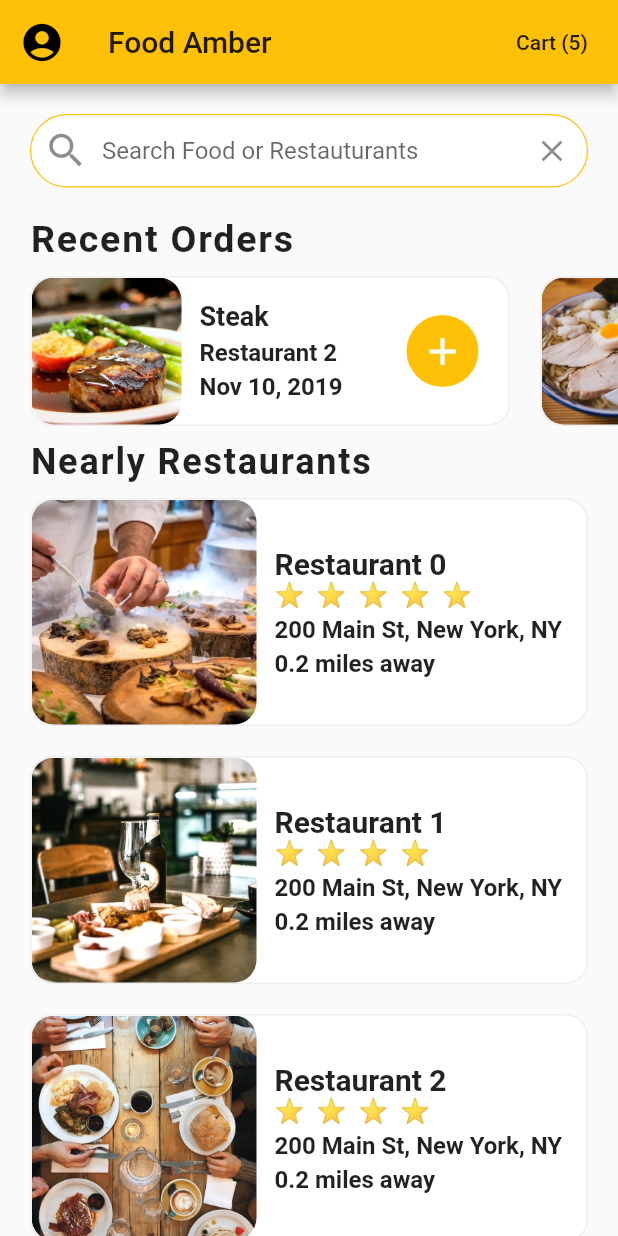
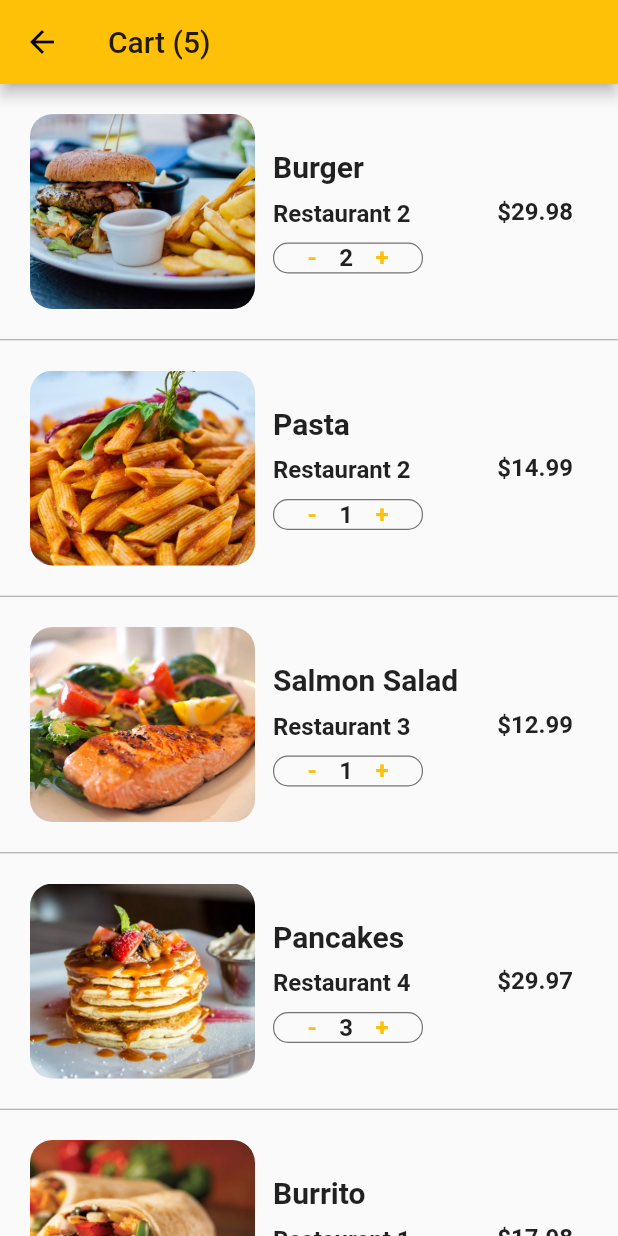
Before and after one commit to AbderrahmenBmz/Food_Delivery_UI_Flutter, a Flutter app: the screen it shows after launch, after a tap on an icon or button, on a phone screen of 412 x 824 dp. Run offline on Flutter 3.47's test engine with Material 2 defaults, Android fonts, the phone set to English and light mode, and no system bars.

Commit message:
add cart screen

```diff
--- /dev/null
+++ b/lib/screens/cart_screen.dart
@@ -0,0 +1,141 @@
+import 'package:flutter/material.dart';
+import 'package:food_delivery/data/data.dart';
+import 'package:food_delivery/models/order.dart';
+
+class CartScreen extends StatefulWidget {
+  @override
+  _CartScreenState createState() => _CartScreenState();
+}
+
+class _CartScreenState extends State<CartScreen> {
+  _buildCartItem(order) {
+    return Container(
+      padding: EdgeInsets.all(20.0),
+      height: 170.0,
+      child: Expanded(
+        child: Row(
+          children: <Widget>[
+            Container(
+              width: 150.0,
+              decoration: BoxDecoration(
+                image: DecorationImage(
+                  image: AssetImage(order.food.imageUrl),
+                  fit: BoxFit.cover,
+                ),
+                borderRadius: BorderRadius.circular(15.0),
+              ),
+            ),
+            Expanded(
+              child: Container(
+                margin: EdgeInsets.all(12.0),
+                child: Column(
+                  mainAxisAlignment: MainAxisAlignment.center,
+                  crossAxisAlignment: CrossAxisAlignment.start,
+                  children: <Widget>[
+                    Text(
+                      order.food.name,
+                      style: TextStyle(
+                        fontSize: 20.0,
+                        fontWeight: FontWeight.bold,
+                      ),
+                    ),
+                    SizedBox(height: 10.0),
+                    Text(
+                      order.restaurant.name,
+                      style: TextStyle(
+                        fontSize: 16.0,
+                        fontWeight: FontWeight.w600,
+                      ),
+                      overflow: TextOverflow.ellipsis,
+                    ),
+                    SizedBox(height: 10.0),
+                    Container(
+                      width: 100.0,
+                      decoration: BoxDecoration(
+                        borderRadius: BorderRadius.circular(10.0),
+                        border: Border.all(
+                          width: 0.8,
+                          color: Colors.black54,
+                        ),
+                      ),
+                      child: Row(
+                        mainAxisAlignment: MainAxisAlignment.center,
+                        children: <Widget>[
+                          GestureDetector(
+                            onTap: () {},
+                            child: Text(
+                              '-',
+                              style: TextStyle(
+                                color: Theme.of(context).primaryColor,
+                                fontSize: 16.0,
+                                fontWeight: FontWeight.w600,
+                              ),
+                            ),
+                          ),
+                          SizedBox(width: 15.0),
+                          Text(
+                            order.quantity.toString(),
+                            style: TextStyle(
+                              fontSize: 16.0,
+                              fontWeight: FontWeight.w600,
+                            ),
+                          ),
+                          SizedBox(width: 15.0),
+                          GestureDetector(
+                            onTap: () {},
+                            child: Text(
+                              '+',
+                              style: TextStyle(
+                                color: Theme.of(context).primaryColor,
+                                fontSize: 16.0,
+                                fontWeight: FontWeight.w600,
+                              ),
+                            ),
+                          ),
+                        ],
+                      ),
+                    )
+                  ],
+                ),
+              ),
+            ),
+            Container(
+              margin: EdgeInsets.all(10.0),
+              child: Text(
+                '\$${order.quantity * order.food.price}',
+                style: TextStyle(
+                  fontSize: 16.0,
+                  fontWeight: FontWeight.w600,
+                ),
+              ),
+            ),
+          ],
+        ),
+      ),
+    );
+  }
+
+  @override
+  Widget build(BuildContext context) {
+    return Scaffold(
+      appBar: AppBar(
+        title: Text(
+          'Cart (${currentUser.cart.length})',
+        ),
+      ),
+      body: ListView.separated(
+        itemCount: currentUser.cart.length,
+        itemBuilder: (BuildContext context, int index) {
+          Order order = currentUser.cart[index];
+          return _buildCartItem(order);
+        },
+        separatorBuilder: (BuildContext context, int index) {
+          return Divider(
+            height: 1.0,
+            color: Colors.grey,
+          );
+        },
+      ),
+    );
+  }
+}
--- a/lib/screens/home_screen.dart
+++ b/lib/screens/home_screen.dart
@@ -4,6 +4,8 @@ import 'package:food_delivery/models/restaurant.dart';
 import 'package:food_delivery/screens/restaurant_screen.dart';
 import 'package:food_delivery/widgets/rating_stars.dart';
 import 'package:food_delivery/widgets/recent_orders.dart';
+
+import 'cart_screen.dart';
 
 class HomeScreen extends StatefulWidget {
   @override
@@ -93,8 +95,6 @@ class _HomeScreenState extends State<HomeScreen> {
     return Column(children: restaurantList);
   }
 
-
-
   @override
   Widget build(BuildContext context) {
     return Scaffold(
@@ -110,8 +110,19 @@ class _HomeScreenState extends State<HomeScreen> {
         ),
         actions: <Widget>[
           FlatButton(
-            onPressed: () {},
-            child: Text('Cart (${currentUser.cart.length})'),
+            onPressed: () => Navigator.push(
+              context,
+              MaterialPageRoute(
+                builder: (_) => CartScreen(),
+              ),
+            ),
+            child: Text(
+              'Cart (${currentUser.cart.length})',
+              style: TextStyle(
+                color: Colors.white,
+                fontSize: 20.0,
+              ),
+            ),
           )
         ],
       ),
```
